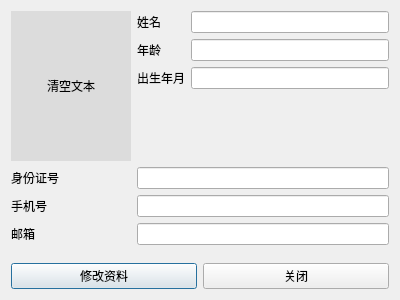
First picture: the form in PatientClient/patientinfodialog.ui, repository fengxuebailu/SmartMedicalProject, before the edit.
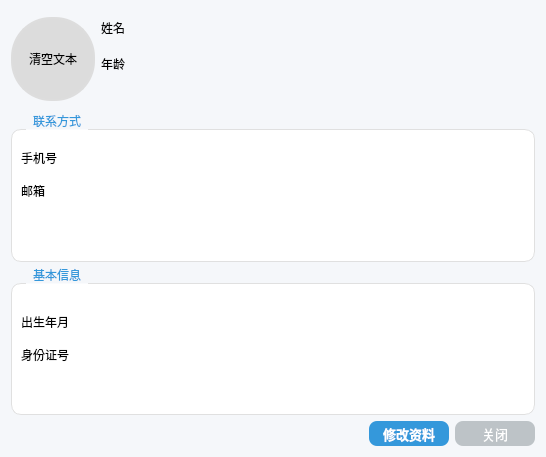
Second picture: the form after the edit.

Diff of the .ui file:
```diff
--- a/PatientClient/patientinfodialog.ui
+++ b/PatientClient/patientinfodialog.ui
@@ -6,22 +6,119 @@
    <rect>
     <x>0</x>
     <y>0</y>
-    <width>400</width>
-    <height>300</height>
+    <width>546</width>
+    <height>457</height>
    </rect>
   </property>
   <property name="windowTitle">
    <string>Dialog</string>
   </property>
-  <layout class="QVBoxLayout" name="verticalLayout">
+  <property name="styleSheet">
+   <string notr="true">/* ---- 对话框整体样式 ---- */
+QDialog {
+    background-color: #f5f7fa; /* 与主窗口一致的柔和背景色 */
+}
+
+/* ---- 顶部头像区域 ---- */
+QLabel#photoLabel {
+    border: 2px solid #ddd;
+    border-radius: 40px; /* 圆形头像 */
+    min-width: 80px;
+    min-height: 80px;
+    max-width: 80px;
+    max-height: 80px;
+}
+/* 顶部的姓名和年龄输入框，我们让它看起来不像输入框 */
+QLineEdit#nameLineEdit, QLineEdit#ageLineEdit {
+    font-size: 18px;
+    font-weight: bold;
+    color: #2c3e50;
+    border: none; /* 去掉边框 */
+    background-color: transparent; /* 透明背景 */
+}
+QLineEdit#ageLineEdit {
+    font-size: 14px;
+    font-weight: normal;
+    color: #555;
+}
+
+
+/* ---- 卡片样式 (QGroupBox) ---- */
+QGroupBox {
+    background-color: white;
+    border: 1px solid #e0e0e0;
+    border-radius: 10px;
+    margin-top: 15px; /* 让标题和上一个元素有距离 */
+    padding: 10px;
+}
+
+/* 卡片标题的样式 */
+QGroupBox::title {
+    subcontrol-origin: margin;
+    subcontrol-position: top left;
+    left: 15px;
+    padding: 0 5px 5px 5px;
+    color: #3498db; /* 标题用主题蓝色 */
+    font-weight: bold;
+}
+
+/* ---- 卡片内部的输入框样式 ---- */
+QLineEdit {
+    background-color: #f5f7fa; /* 浅灰色背景 */
+    border: 1px solid #ddd;
+    border-radius: 5px;
+    padding: 5px;
+    font-size: 13px;
+}
+/* 当输入框变为只读时，让它看起来更像普通文本 */
+QLineEdit:read-only {
+    background-color: white;
+    border: none;
+}
+
+
+/* ---- 底部按钮样式 ---- */
+QPushButton {
+    min-width: 80px;
+    min-height: 25px;
+    border-radius: 8px;
+    font-size: 13px;
+}
+/* 保存按钮用主题色 */
+QPushButton#editSaveButton {
+    background-color: #3498db;
+    color: white;
+    font-weight: bold;
+}
+QPushButton#editSaveButton:hover {
+    background-color: #2980b9;
+}
+/* 关闭按钮用普通样式 */
+QPushButton#closeButton {
+    background-color: #bdc3c7;
+    color: white;
+}
+QPushButton#closeButton:hover {
+    background-color: #95a5a6;
+}</string>
+  </property>
+  <layout class="QVBoxLayout" name="verticalLayout_3">
    <item>
-    <layout class="QFormLayout" name="formLayout">
-     <item row="0" column="0">
+    <layout class="QVBoxLayout" name="verticalLayout_2" stretch="6,3,3,1">
+     <item>
+      <layout class="QHBoxLayout" name="horizontalLayout">
+       <item>
       <widget class="QLabel" name="photoLabel">
        <property name="minimumSize">
         <size>
-         <width>120</width>
-         <height>150</height>
+           <width>84</width>
+           <height>84</height>
+          </size>
+         </property>
+         <property name="maximumSize">
+          <size>
+           <width>84</width>
+           <height>84</height>
         </size>
        </property>
        <property name="styleSheet">
@@ -35,88 +132,101 @@
        </property>
       </widget>
      </item>
-     <item row="0" column="1">
-      <layout class="QGridLayout" name="gridLayout">
-       <item row="2" column="1">
-        <widget class="QLineEdit" name="ageLineEdit">
-         <property name="readOnly">
-          <bool>true</bool>
+       <item>
+        <layout class="QVBoxLayout" name="verticalLayout">
+         <item>
+          <layout class="QHBoxLayout" name="horizontalLayout_3">
+           <item>
+            <widget class="QLabel" name="nameLabel">
+             <property name="text">
+              <string>姓名</string>
          </property>
         </widget>
        </item>
-       <item row="0" column="1">
+           <item>
         <widget class="QLineEdit" name="nameLineEdit">
          <property name="readOnly">
           <bool>true</bool>
          </property>
         </widget>
        </item>
-       <item row="2" column="0">
+          </layout>
+         </item>
+         <item>
+          <layout class="QHBoxLayout" name="horizontalLayout_4">
+           <item>
         <widget class="QLabel" name="label_2">
          <property name="text">
           <string>年龄</string>
          </property>
         </widget>
        </item>
-       <item row="3" column="0">
-        <widget class="QLabel" name="label_3">
-         <property name="text">
-          <string>出生年月</string>
-         </property>
-        </widget>
-       </item>
-       <item row="3" column="1">
-        <widget class="QLineEdit" name="dobLineEdit">
+           <item>
+            <widget class="QLineEdit" name="ageLineEdit">
          <property name="readOnly">
           <bool>true</bool>
          </property>
         </widget>
        </item>
+          </layout>
+         </item>
+         <item>
+          <spacer name="verticalSpacer">
+           <property name="orientation">
+            <enum>Qt::Vertical</enum>
+           </property>
+           <property name="sizeType">
+            <enum>QSizePolicy::Fixed</enum>
+           </property>
+           <property name="sizeHint" stdset="0">
+            <size>
+             <width>20</width>
+             <height>30</height>
+            </size>
+           </property>
+          </spacer>
+         </item>
+        </layout>
+       </item>
+      </layout>
+     </item>
+     <item>
+      <widget class="QGroupBox" name="groupBox_2">
+       <property name="title">
+        <string>联系方式</string>
+       </property>
+       <widget class="QWidget" name="formLayoutWidget_2">
+        <property name="geometry">
+         <rect>
+          <x>10</x>
+          <y>30</y>
+          <width>501</width>
+          <height>80</height>
+         </rect>
+        </property>
+        <layout class="QFormLayout" name="formLayout_2">
        <item row="0" column="0">
-        <widget class="QLabel" name="label">
-         <property name="text">
-          <string>姓名</string>
-         </property>
-        </widget>
-       </item>
-      </layout>
-     </item>
-     <item row="1" column="0">
-      <widget class="QLabel" name="label_4">
-       <property name="text">
-        <string>身份证号</string>
-       </property>
-      </widget>
-     </item>
-     <item row="1" column="1">
-      <widget class="QLineEdit" name="idCardLineEdit">
-       <property name="readOnly">
-        <bool>true</bool>
-       </property>
-      </widget>
-     </item>
-     <item row="2" column="0">
       <widget class="QLabel" name="label_5">
        <property name="text">
         <string>手机号</string>
        </property>
       </widget>
      </item>
-     <item row="2" column="1">
+         <item row="0" column="1">
       <widget class="QLineEdit" name="phoneLineEdit">
        <property name="readOnly">
         <bool>true</bool>
        </property>
       </widget>
      </item>
-     <item row="3" column="0">
+         <item row="1" column="0">
       <widget class="QLabel" name="label_6">
        <property name="text">
         <string>邮箱</string>
        </property>
       </widget>
      </item>
-     <item row="3" column="1">
+         <item row="1" column="1">
       <widget class="QLineEdit" name="emailLineEdit">
        <property name="readOnly">
         <bool>true</bool>
@@ -124,9 +234,71 @@
       </widget>
      </item>
     </layout>
+       </widget>
+      </widget>
    </item>
    <item>
-    <layout class="QHBoxLayout" name="horizontalLayout">
+      <widget class="QGroupBox" name="groupBox">
+       <property name="title">
+        <string>基本信息</string>
+       </property>
+       <widget class="QWidget" name="formLayoutWidget">
+        <property name="geometry">
+         <rect>
+          <x>10</x>
+          <y>40</y>
+          <width>501</width>
+          <height>80</height>
+         </rect>
+        </property>
+        <layout class="QFormLayout" name="formLayout">
+         <item row="0" column="0">
+          <widget class="QLabel" name="label_3">
+           <property name="text">
+            <string>出生年月</string>
+           </property>
+          </widget>
+         </item>
+         <item row="1" column="0">
+          <widget class="QLabel" name="label_4">
+           <property name="text">
+            <string>身份证号</string>
+           </property>
+          </widget>
+         </item>
+         <item row="0" column="1">
+          <widget class="QLineEdit" name="dobLineEdit">
+           <property name="readOnly">
+            <bool>true</bool>
+           </property>
+          </widget>
+         </item>
+         <item row="1" column="1">
+          <widget class="QLineEdit" name="idCardLineEdit">
+           <property name="readOnly">
+            <bool>true</bool>
+           </property>
+          </widget>
+         </item>
+        </layout>
+       </widget>
+      </widget>
+     </item>
+     <item>
+      <layout class="QHBoxLayout" name="horizontalLayout_2">
+       <item>
+        <spacer name="horizontalSpacer">
+         <property name="orientation">
+          <enum>Qt::Horizontal</enum>
+         </property>
+         <property name="sizeHint" stdset="0">
+          <size>
+           <width>40</width>
+           <height>20</height>
+          </size>
+         </property>
+        </spacer>
+       </item>
      <item>
       <widget class="QPushButton" name="editSaveButton">
        <property name="text">
@@ -140,6 +312,8 @@
         <string>关闭</string>
        </property>
       </widget>
+       </item>
+      </layout>
      </item>
     </layout>
    </item>
```
Lines whose indentation alone changed are shown as unchanged.
